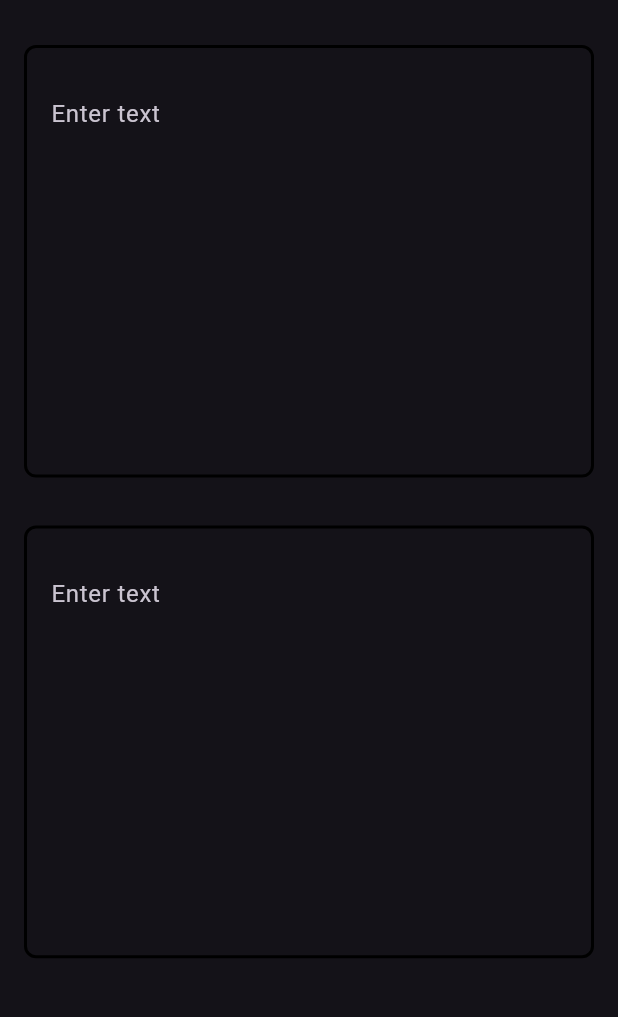
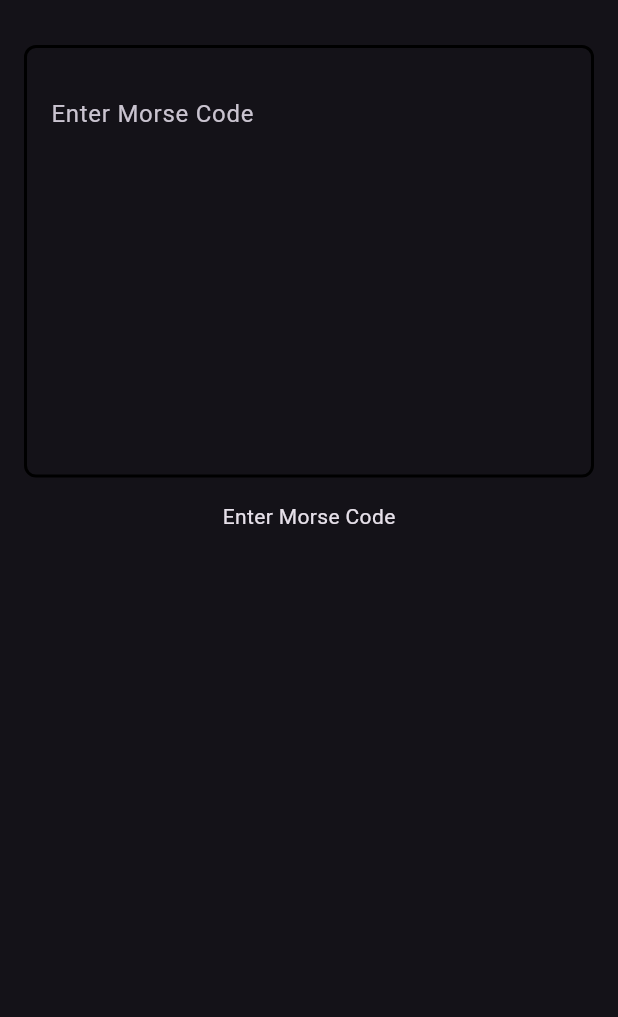
Before and after one commit to MohammedMubashirKhan/Morse-Code-Converter, a Flutter app: the screen it shows after launch, on a phone screen of 412 x 824 dp, the part 63-1080 px from its top. Run offline on Flutter 3.47's test engine with Material 3 defaults, Android fonts, the phone set to English and light mode, and no system bars; our stand-ins replace get.

Commit message:
Morse code textfield is connect with lable below

```diff
--- a/lib/app/modules/home/views/home_view.dart
+++ b/lib/app/modules/home/views/home_view.dart
@@ -14,11 +14,18 @@ class HomeView extends GetView<HomeController> {
         title: const Text('Morse Code Converter'),
         centerTitle: true,
       ),
-      body: const Center(
+      body: Center(
         child: Column(
           children: [
-            CustomTextField(),
-            CustomTextField(),
+            CustomTextField(
+              controller: controller.morseTextController,
+              labelText: "Enter Morse Code",
+              onChanged: controller.morseTextChange,
+            ),
+            Obx(
+              () => Text(controller.morseText.value),
+            ),
+            // CustomTextField(),
           ],
         ),
       ),
--- a/lib/app/modules/home/widgets/custom_text_field.dart
+++ b/lib/app/modules/home/widgets/custom_text_field.dart
@@ -5,10 +5,12 @@ class CustomTextField extends StatelessWidget {
     super.key,
     this.labelText = "Enter Text",
     this.controller,
+    this.onChanged,
   });
 
   final String labelText;
   final TextEditingController? controller;
+  final void Function(String)? onChanged;
 
   @override
   Widget build(BuildContext context) {
@@ -26,8 +28,9 @@ class CustomTextField extends StatelessWidget {
       ),
       child: TextField(
         controller: controller,
-        decoration: const InputDecoration(
-          labelText: 'Enter text',
+        onChanged: onChanged,
+        decoration: InputDecoration(
+          labelText: labelText,
           border: InputBorder.none, // Hide TextField default border
         ),
       ),
```
Also changed, not shown: lib/app/modules/home/controllers/home_controller.dart (+15 -17 lines).
